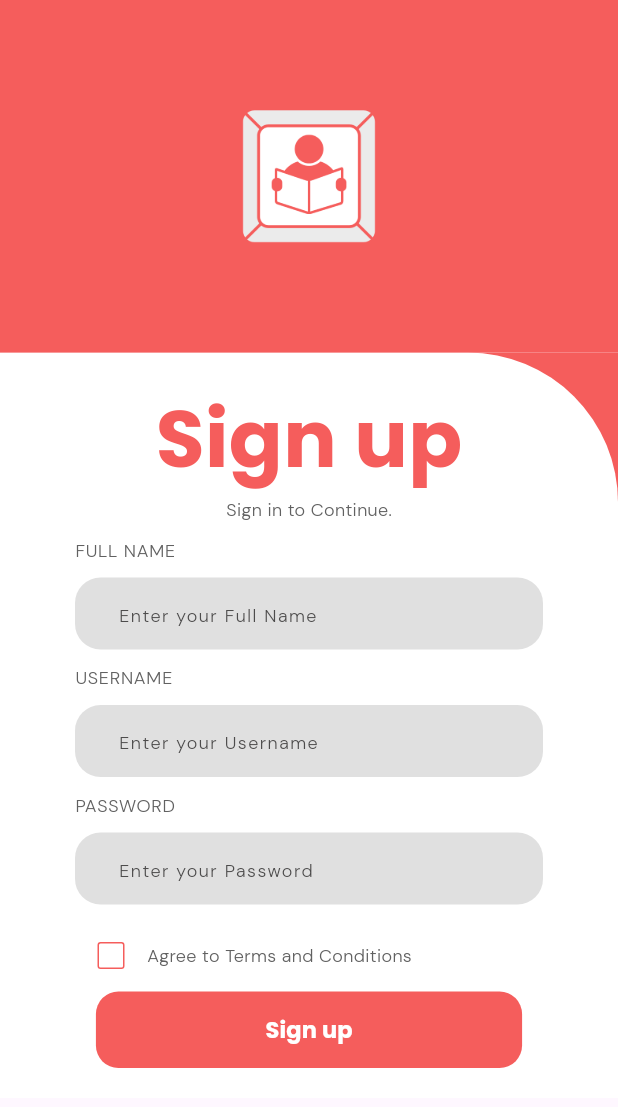
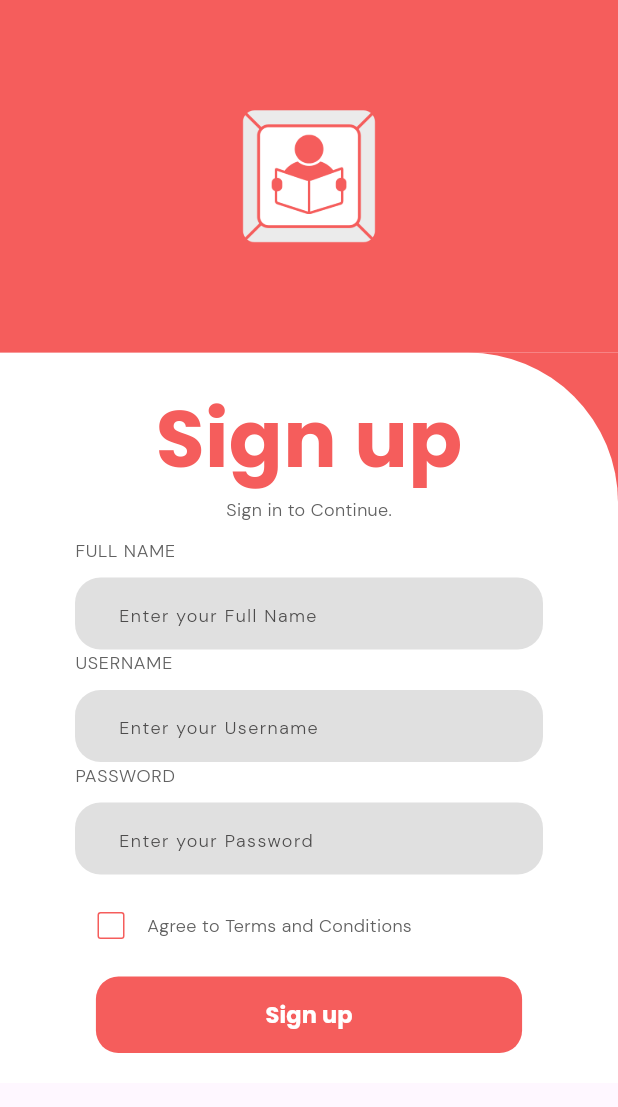
Before and after one commit to Xaidel/flutterapp, a Flutter app: the screen it shows after launch, on a phone screen of 412 x 824 dp. Shown: the top 1107 px of the screen. Run offline on Flutter 3.47's test engine with Material 3 defaults, Android fonts, the phone set to English and light mode, and no system bars.

Commit message:
fix cbox vertical spacing

```diff
--- a/lib/body/cbox.dart
+++ b/lib/body/cbox.dart
@@ -20,7 +20,10 @@ class _CBoxState extends State<CBox> {
 
     return Container(
       margin: const EdgeInsets.symmetric(horizontal: 30.0),
-      child: Row(
+      child: Column(
+        children: [
+          const SizedBox(height: 10.0),
+          Row(
             children: [
               Checkbox(
                 fillColor:
@@ -44,6 +47,9 @@ class _CBoxState extends State<CBox> {
               ),
             ],
           ),
+          const SizedBox(height: 10.0),
+        ],
+      ),
     );
   }
 }
--- a/lib/body/inputfield.dart
+++ b/lib/body/inputfield.dart
@@ -57,7 +57,6 @@ class InputField extends StatelessWidget {
               ),
             ),
           ),
-          const SizedBox(height: 10.0),
         ],
       ),
     );
```
Lines whose indentation alone changed are shown as unchanged.
